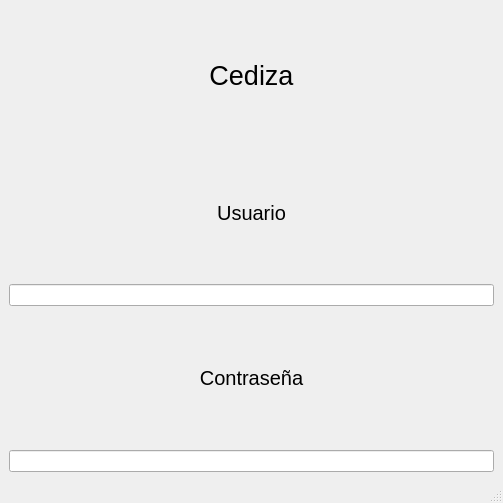
The window that src/vista/ui/auth/login.ui (mbatla00/cediza_IS) describes before a commit, drawn with Qt 5.
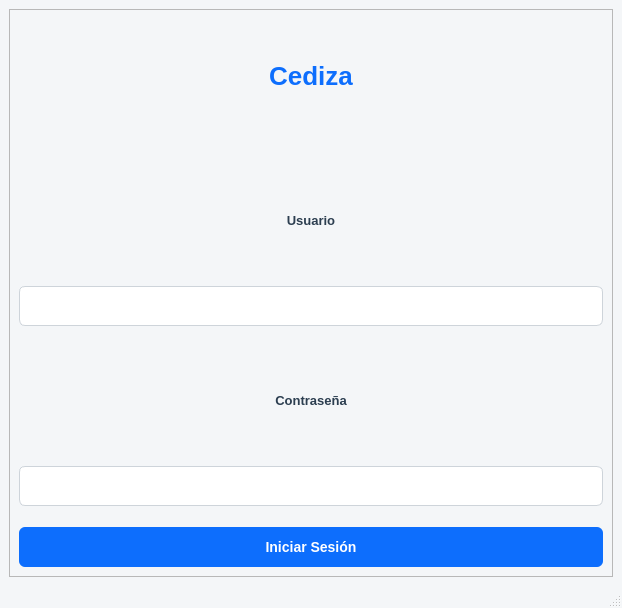
The same window after the commit.

Patch:
```diff
--- a/src/vista/ui/auth/login.ui
+++ b/src/vista/ui/auth/login.ui
@@ -6,20 +6,99 @@
    <rect>
     <x>0</x>
     <y>0</y>
-    <width>503</width>
-    <height>503</height>
+    <width>622</width>
+    <height>608</height>
    </rect>
   </property>
   <property name="windowTitle">
    <string>MainWindow</string>
   </property>
+  <property name="styleSheet">
+   <string notr="true">QMainWindow {
+    background-color: #f4f6f8;
+}
+
+QWidget#centralwidget {
+    background-color: #f4f6f8;
+}
+
+/* La tarjeta blanca central con bordes redondeados y sombra suave */
+QFrame#loginCard {
+    background-color: #ffffff;
+    border: 1px solid #e0e0e0;
+    border-radius: 12px;
+    padding: 20px;
+}
+
+/* Logotipo / Título principal */
+QLabel#Titulo {
+    color: #0d6efd;
+    font-size: 26px;
+    font-weight: bold;
+    margin-bottom: 15px;
+    background-color: transparent;
+}
+
+/* Etiquetas de los campos (Usuario y Contraseña) */
+QLabel#textoUsuario, QLabel#textoContrasena {
+    color: #2c3e50;
+    font-size: 13px;
+    font-weight: bold;
+    margin-top: 8px;
+    background-color: transparent;
+}
+
+/* Cajas de texto para rellenar */
+QLineEdit {
+    border: 1px solid #ced4da;
+    border-radius: 6px;
+    padding: 10px;
+    background-color: #ffffff;
+    font-size: 14px;
+    color: #2c3e50;
+}
+
+/* Efecto azul cuando el usuario hace clic para escribir */
+QLineEdit:focus {
+    border: 2px solid #0d6efd;
+}
+
+/* Botón azul moderno de Iniciar Sesión */
+QPushButton#btn_login {
+    background-color: #0d6efd;
+    color: white;
+    border-radius: 6px;
+    padding: 12px;
+    font-weight: bold;
+    font-size: 14px;
+    margin-top: 15px;
+}
+
+QPushButton#btn_login:hover {
+    background-color: #0b5ed7;
+}
+
+QPushButton#btn_login:pressed {
+    background-color: #0a58ca;
+}</string>
+  </property>
   <widget class="QWidget" name="centralwidget">
+   <layout class="QGridLayout" name="gridLayout_2">
+    <item row="0" column="0">
+     <widget class="QFrame" name="frame">
+      <property name="frameShape">
+       <enum>QFrame::Shape::StyledPanel</enum>
+      </property>
+      <property name="frameShadow">
+       <enum>QFrame::Shadow::Raised</enum>
+      </property>
    <layout class="QGridLayout" name="gridLayout">
     <item row="0" column="0">
      <widget class="QLabel" name="Titulo">
       <property name="font">
        <font>
-        <pointsize>20</pointsize>
+           <pointsize>-1</pointsize>
+           <bold>true</bold>
         <kerning>true</kerning>
        </font>
       </property>
@@ -35,7 +114,8 @@
      <widget class="QLabel" name="textoUsuario">
       <property name="font">
        <font>
-        <pointsize>15</pointsize>
+           <pointsize>-1</pointsize>
+           <bold>true</bold>
         <kerning>true</kerning>
        </font>
       </property>
@@ -54,7 +134,8 @@
      <widget class="QLabel" name="textoContrasena">
       <property name="font">
        <font>
-        <pointsize>15</pointsize>
+           <pointsize>-1</pointsize>
+           <bold>true</bold>
         <kerning>true</kerning>
        </font>
       </property>
@@ -67,7 +148,21 @@
      </widget>
     </item>
     <item row="4" column="0">
-     <widget class="QLineEdit" name="entradaContrasena"/>
+        <widget class="QLineEdit" name="entradaContrasena">
+         <property name="echoMode">
+          <enum>QLineEdit::EchoMode::Password</enum>
+         </property>
+        </widget>
+       </item>
+       <item row="5" column="0">
+        <widget class="QPushButton" name="btn_login">
+         <property name="text">
+          <string>Iniciar Sesión</string>
+         </property>
+        </widget>
+       </item>
+      </layout>
+     </widget>
     </item>
    </layout>
   </widget>
```
Left out of the diff: 2 changed lines with no effect on the pictures. Lines whose indentation alone changed are shown as unchanged.
